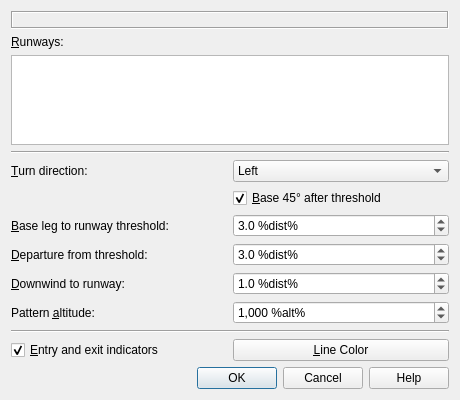
First picture: the form in src/gui/trafficpatterndialog.ui, repository albar965/littlenavmap, before the edit.
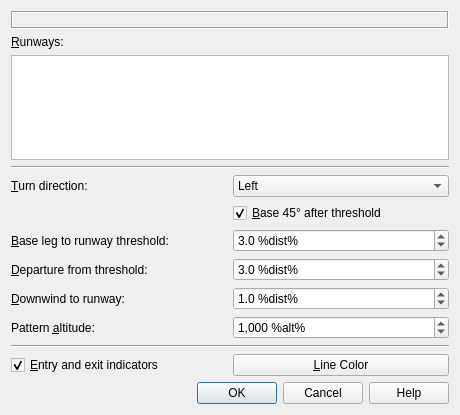
Second picture: the form after the edit.

Commit message: Corrected user interface for tab order and buddies.

What changed in the file:
```diff
--- a/src/gui/trafficpatterndialog.ui
+++ b/src/gui/trafficpatterndialog.ui
@@ -7,7 +7,7 @@
     <x>0</x>
     <y>0</y>
     <width>460</width>
-    <height>400</height>
+    <height>415</height>
    </rect>
   </property>
   <property name="windowTitle">
```
Left out of the diff: 3 changed lines with no effect on the pictures. The commit also changes 7 other files.
